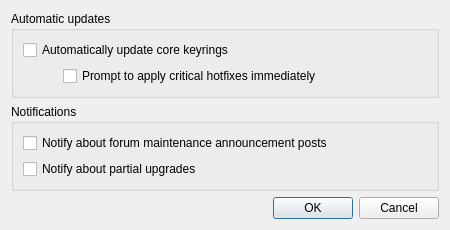
Before: the Qt Designer form settingsdialog.ui in garuda-linux/garuda-system-maintenance, drawn with Qt 5.
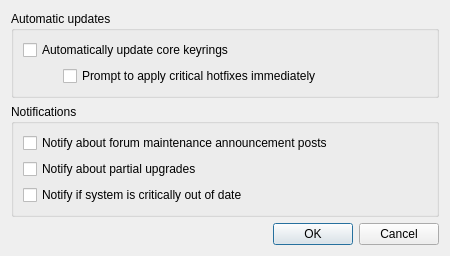
After: the same form once the commit is applied. Icons and pictures are not drawn.

Commit message: Warn the user if system is very (= >14 days) out of date

What changed in the file:
```diff
--- a/settingsdialog.ui
+++ b/settingsdialog.ui
@@ -77,6 +77,13 @@
         </property>
        </widget>
       </item>
+      <item>
+       <widget class="QCheckBox" name="notifyOutOfDate">
+        <property name="text">
+         <string>Notify if system is critically out of date</string>
+        </property>
+       </widget>
+      </item>
      </layout>
     </widget>
    </item>
```
The commit also changes 4 other files.
